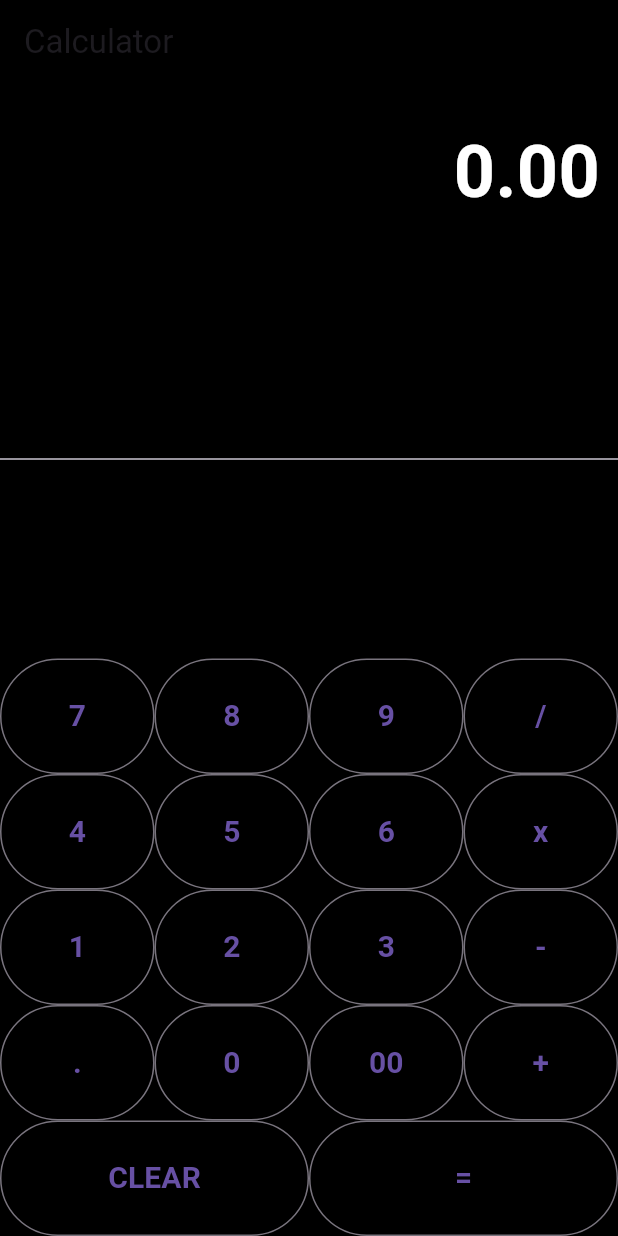
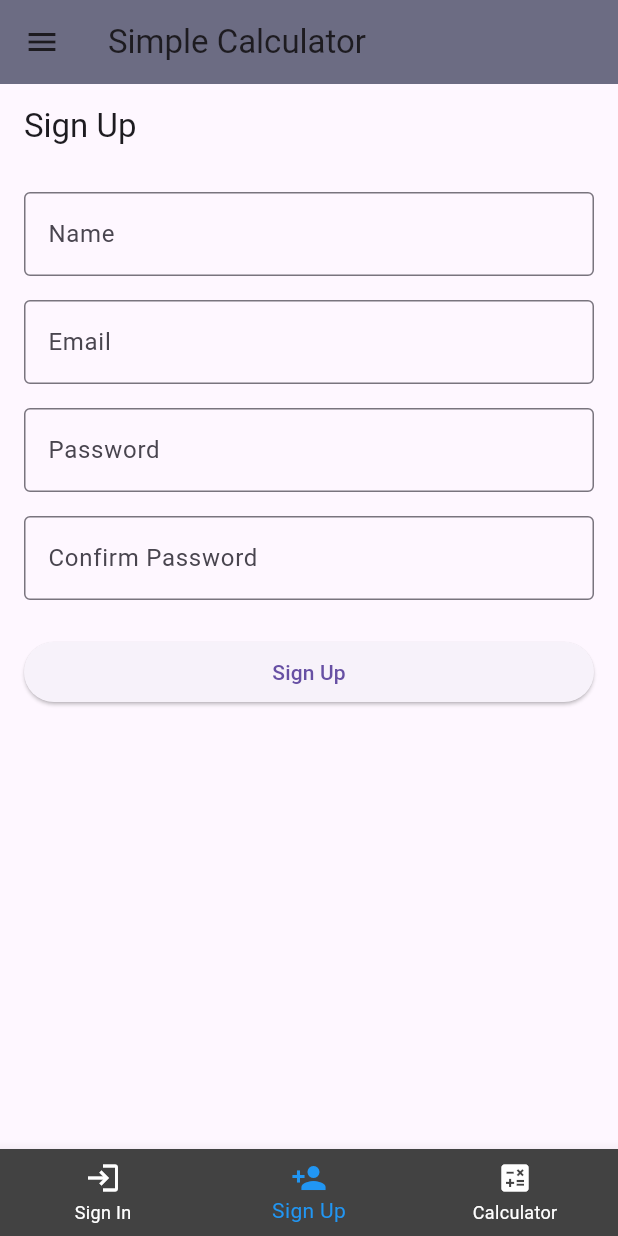
Before and after one commit to thefabien/MobileProgramming, a Flutter app: the screen it shows after launch, item 2 of the bottom bar chosen, on a phone screen of 412 x 824 dp. Run offline on Flutter 3.47's test engine with Material 3 defaults, Android fonts, the phone set to English and light mode, and no system bars.

Commit message:
Initial commit

```diff
--- a/lib/main.dart
+++ b/lib/main.dart
@@ -1,4 +1,7 @@
 import 'package:flutter/material.dart';
+import 'calculator_screen.dart';
+import 'sign_in_screen.dart';
+import 'sign_up_screen.dart';
 
 void main() => runApp(MyApp());
 
@@ -6,148 +9,105 @@ class MyApp extends StatelessWidget {
   @override
   Widget build(BuildContext context) {
     return MaterialApp(
-      debugShowCheckedModeBanner: false,
-      home: Calculator(), //MaterialApp
+      title: 'Your App',
+      theme: ThemeData(primarySwatch: Colors.blue),
+      home: MainScreen(),
     );
   }
 }
 
-class Calculator extends StatefulWidget {
+class MainScreen extends StatefulWidget {
   @override
-  _CalculatorState createState() => _CalculatorState();
+  _MainScreenState createState() => _MainScreenState();
 }
 
-class _CalculatorState extends State<Calculator> {
-  String output = "0";
-  String _output = "0";
-  String operand = "";
-  double num1 = 0;
-  double num2 = 0;
+class _MainScreenState extends State<MainScreen> {
+  int _currentIndex = 0;
+  final List<Widget> _children = [
+    SignInScreen(),
+    SignUpScreen(),
+    Calculator(),
+  ];
 
-  buttonPressed(String buttonText) {
-    if (buttonText == "CLEAR") {
-      _output = "0";
-      num1 = 0;
-      num2 = 0;
-      operand = "";
-    } else if (buttonText == "+" ||
-        buttonText == "-" ||
-        buttonText == "x" ||
-        buttonText == "/") {
-      num1 = double.parse(output);
-      operand = buttonText;
-      _output = "0";
-    } else if (buttonText == ".") {
-      if (_output.contains(".")) {
-        print("Already contains a decimals");
-        return;
-      } else {
-        _output = _output + buttonText;
-      }
-    } else if (buttonText == "=") {
-      num2 = double.parse(output);
-
-      if (operand == "+") {
-        _output = (num1 + num2).toString();
-      }
-      if (operand == "-") {
-        _output = (num1 - num2).toString();
-      }
-      if (operand == "x") {
-        _output = (num1 * num2).toString();
-      }
-      if (operand == "/") {
-        _output = (num1 / num2).toString();
-      }
-
-      num1 = 0;
-      num2 = 0;
-      operand = "";
-    } else {
-      _output = _output + buttonText;
-    }
-
+  void onTabTapped(int index) {
     setState(() {
-      output = double.parse(_output).toStringAsFixed(2);
+      _currentIndex = index;
     });
-  }
-
-  Widget buildButton(String buttonText) {
-    return Expanded(
-      child: OutlinedButton(
-        style: OutlinedButton.styleFrom(
-          padding: EdgeInsets.all(24.0),
-        ),
-        child: Text(
-          buttonText,
-          style: TextStyle(fontSize: 20.0, fontWeight: FontWeight.bold),
-        ),
-        onPressed: () => buttonPressed(buttonText),
-      ),
-    );
   }
 
   @override
   Widget build(BuildContext context) {
     return Scaffold(
-      backgroundColor: Colors.black,
       appBar: AppBar(
-        title: Text('Calculator'),
-        backgroundColor: Colors.black,
+        title: Text('Simple Calculator'),
+        backgroundColor:
+            Color.fromARGB(255, 108, 108, 131), // Grey color for the header
       ),
-      body: Container(
-        child: Column(
+      drawer: Drawer(
+        child: ListView(
+          padding: EdgeInsets.zero,
           children: <Widget>[
-            Container(
-              alignment: Alignment.centerRight,
-              padding: EdgeInsets.symmetric(
-                vertical: 24.0,
-                horizontal: 12.0,
+            DrawerHeader(
+              decoration: BoxDecoration(
+                color: Colors.grey[800], // Grey color for the drawer header
               ),
               child: Text(
-                output,
+                'Menu',
                 style: TextStyle(
                   color: Colors.white,
-                  fontSize: 48.0,
-                  fontWeight: FontWeight.bold,
+                  fontSize: 24,
                 ),
               ),
             ),
-            Expanded(
-              child: Divider(),
+            ListTile(
+              leading: Icon(Icons.login),
+              title: Text('Sign In'),
+              onTap: () {
+                onTabTapped(0);
+                Navigator.pop(context);
+              },
             ),
-            Column(children: [
-              Row(children: [
-                buildButton("7"),
-                buildButton("8"),
-                buildButton("9"),
-                buildButton("/")
-              ]),
-              Row(children: [
-                buildButton("4"),
-                buildButton("5"),
-                buildButton("6"),
-                buildButton("x")
-              ]),
-              Row(children: [
-                buildButton("1"),
-                buildButton("2"),
-                buildButton("3"),
-                buildButton("-")
-              ]),
-              Row(children: [
-                buildButton("."),
-                buildButton("0"),
-                buildButton("00"),
-                buildButton("+")
-              ]),
-              Row(children: [
-                buildButton("CLEAR"),
-                buildButton("="),
-              ]),
-            ])
+            ListTile(
+              leading: Icon(Icons.person_add),
+              title: Text('Sign Up'),
+              onTap: () {
+                onTabTapped(1);
+                Navigator.pop(context);
+              },
+            ),
+            ListTile(
+              leading: Icon(Icons.calculate),
+              title: Text('Calculator'),
+              onTap: () {
+                onTabTapped(2);
+                Navigator.pop(context);
+              },
+            ),
           ],
         ),
+      ),
+      body: _children[_currentIndex],
+      bottomNavigationBar: BottomNavigationBar(
+        onTap: onTabTapped,
+        currentIndex: _currentIndex,
+        backgroundColor:
+            Colors.grey[800], // Grey color for the BottomNavigationBar
+        selectedItemColor: Colors.blue,
+        unselectedItemColor: Colors.white,
+        items: [
+          BottomNavigationBarItem(
+            icon: Icon(Icons.login),
+            label: 'Sign In',
+          ),
+          BottomNavigationBarItem(
+            icon: Icon(Icons.person_add),
+            label: 'Sign Up',
+          ),
+          BottomNavigationBarItem(
+            icon: Icon(Icons.calculate),
+            label: 'Calculator',
+          ),
+        ],
       ),
     );
   }
--- /dev/null
+++ b/lib/sign_up_screen.dart
@@ -0,0 +1,114 @@
+import 'package:flutter/material.dart';
+
+class SignUpScreen extends StatefulWidget {
+  @override
+  _SignUpScreenState createState() => _SignUpScreenState();
+}
+
+class _SignUpScreenState extends State<SignUpScreen> {
+  final _formKey = GlobalKey<FormState>();
+  String _name = '';
+  String _email = '';
+  String _password = '';
+  String _confirmPassword = '';
+
+  @override
+  Widget build(BuildContext context) {
+    return Scaffold(
+      appBar: AppBar(title: Text('Sign Up')),
+      body: SingleChildScrollView(
+        padding: EdgeInsets.all(16.0),
+        child: Form(
+          key: _formKey,
+          child: Column(
+            crossAxisAlignment: CrossAxisAlignment.stretch,
+            children: <Widget>[
+              TextFormField(
+                decoration: InputDecoration(
+                  labelText: 'Name',
+                  border: OutlineInputBorder(),
+                ),
+                validator: (value) {
+                  if (value == null || value.isEmpty) {
+                    return 'Please enter your name';
+                  }
+                  return null;
+                },
+                onSaved: (value) => _name = value!,
+              ),
+              SizedBox(height: 16.0),
+              TextFormField(
+                decoration: InputDecoration(
+                  labelText: 'Email',
+                  border: OutlineInputBorder(),
+                ),
+                keyboardType: TextInputType.emailAddress,
+                validator: (value) {
+                  if (value == null || value.isEmpty) {
+                    return 'Please enter your email';
+                  }
+                  if (!value.contains('@')) {
+                    return 'Please enter a valid email';
+                  }
+                  return null;
+                },
+                onSaved: (value) => _email = value!,
+              ),
+              SizedBox(height: 16.0),
+              TextFormField(
+                decoration: InputDecoration(
+                  labelText: 'Password',
+                  border: OutlineInputBorder(),
+                ),
+                obscureText: true,
+                validator: (value) {
+                  if (value == null || value.isEmpty) {
+                    return 'Please enter a password';
+                  }
+                  if (value.length < 6) {
+                    return 'Password must be at least 6 characters long';
+                  }
+                  return null;
+                },
+                onSaved: (value) => _password = value!,
+              ),
+              SizedBox(height: 16.0),
+              TextFormField(
+                decoration: InputDecoration(
+                  labelText: 'Confirm Password',
+                  border: OutlineInputBorder(),
+                ),
+                obscureText: true,
+                validator: (value) {
+                  if (value == null || value.isEmpty) {
+                    return 'Please confirm your password';
+                  }
+                  if (value != _password) {
+                    return 'Passwords do not match';
+                  }
+                  return null;
+                },
+                onSaved: (value) => _confirmPassword = value!,
+              ),
+              SizedBox(height: 24.0),
+              ElevatedButton(
+                child: Text('Sign Up'),
+                onPressed: () {
+                  if (_formKey.currentState!.validate()) {
+                    _formKey.currentState!.save();
+                    // Here you would typically send the sign-up data to your backend
+                    print('Name: $_name, Email: $_email, Password: $_password');
+                    // Show a success message or navigate to another screen
+                    ScaffoldMessenger.of(context).showSnackBar(
+                      SnackBar(content: Text('Sign up successful!')),
+                    );
+                  }
+                },
+              ),
+            ],
+          ),
+        ),
+      ),
+    );
+  }
+}
```
Also changed, not shown: lib/calculator_screen.dart (added, +193 -0 lines), lib/sign_in_screen.dart (added, +39 -0 lines).
